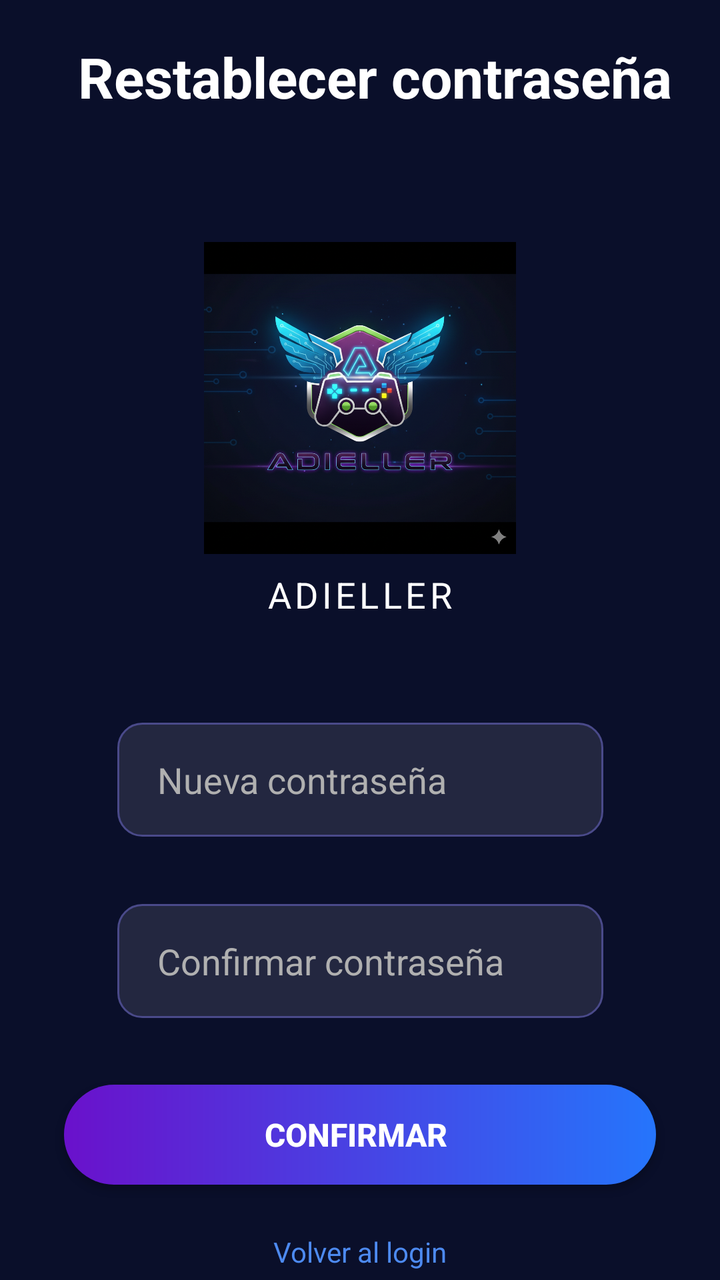
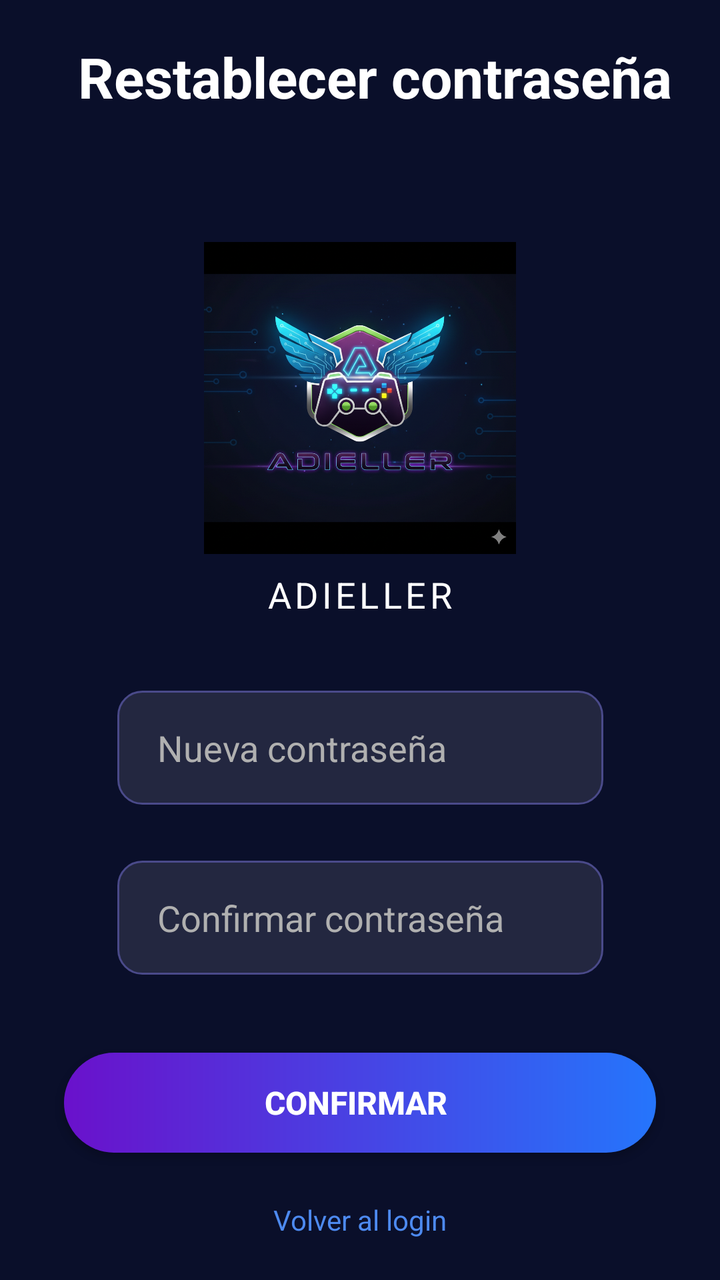

Compare the two renders of this Android layout. The source of the first and the diff that turns it into the second are given below.
<!-- AndroidManifest.xml: application theme Theme.Practica1 -->
<!-- res/layout/reset_psswd.xml -->
<androidx.constraintlayout.widget.ConstraintLayout xmlns:android="http://schemas.android.com/apk/res/android"
    xmlns:app="http://schemas.android.com/apk/res-auto"
    xmlns:tools="http://schemas.android.com/tools"
    android:id="@+id/resetpsw"
    android:layout_width="match_parent"
    android:layout_height="match_parent"
    android:background="@color/colorPrimaryDark"
    tools:context=".view.ResetPsswd">

    <TextView
        android:id="@+id/textViewTitle"
        android:layout_width="wrap_content"
        android:layout_height="wrap_content"
        android:layout_marginBottom="64dp"
        android:text="Restablecer contraseña"
        android:textColor="@android:color/white"
        android:textSize="28sp"
        android:textStyle="bold"
        app:layout_constraintBottom_toTopOf="@+id/imageViewLogo"
        app:layout_constraintEnd_toEndOf="parent"
        app:layout_constraintHorizontal_bias="0.621"
        app:layout_constraintStart_toStartOf="parent" />

    <ImageView
        android:id="@+id/imageViewLogo"
        android:layout_width="198dp"
        android:layout_height="156dp"
        android:src="@drawable/logo_adiel"
        app:layout_constraintBottom_toBottomOf="parent"
        app:layout_constraintEnd_toEndOf="parent"
        app:layout_constraintStart_toStartOf="parent"
        app:layout_constraintTop_toTopOf="parent"
        app:layout_constraintVertical_bias="0.25" />

    <TextView
        android:id="@+id/textViewBrand"
        android:layout_width="wrap_content"
        android:layout_height="wrap_content"
        android:layout_marginTop="8dp"
        android:letterSpacing="0.1"
        android:text="ADIELLER"
        android:textColor="@android:color/white"
        android:textSize="18sp"
        app:layout_constraintEnd_toEndOf="parent"
        app:layout_constraintStart_toStartOf="parent"
        app:layout_constraintTop_toBottomOf="@id/imageViewLogo" />


    <EditText
        android:id="@+id/newpsw"
        android:layout_width="243dp"
        android:layout_height="57dp"
        android:layout_marginTop="52dp"
        android:background="@drawable/edit_text_background"
        android:hint="Nueva contraseña"
        android:inputType="textPassword"
        android:padding="12dp"
        android:paddingStart="20dp"
        android:paddingEnd="20dp"
        android:textColor="@android:color/white"
        android:textColorHint="@color/textColorSecondary"
        app:layout_constraintEnd_toEndOf="parent"
        app:layout_constraintStart_toStartOf="parent"
        app:layout_constraintTop_toBottomOf="@+id/textViewBrand" />

    <EditText
        android:id="@+id/newpswcon"
        android:layout_width="243dp"
        android:layout_height="57dp"
        android:background="@drawable/edit_text_background"
        android:hint="Confirmar contraseña"
        android:inputType="textPassword"
        android:padding="12dp"
        android:paddingStart="20dp"
        android:paddingEnd="20dp"
        android:textColor="@android:color/white"
        android:textColorHint="@color/textColorSecondary"
        app:layout_constraintBottom_toTopOf="@+id/buttonValidateEmail"
        app:layout_constraintEnd_toEndOf="parent"
        app:layout_constraintStart_toStartOf="parent"
        app:layout_constraintTop_toBottomOf="@+id/newpsw" />

    <androidx.appcompat.widget.AppCompatButton
        android:id="@+id/buttonValidateEmail"
        android:layout_width="0dp"
        android:layout_height="50dp"
        android:layout_marginStart="32dp"
        android:layout_marginTop="124dp"
        android:layout_marginEnd="32dp"
        android:background="@drawable/button_gradient_background"
        android:text="Confirmar "
        android:textColor="@android:color/white"
        android:textSize="16sp"
        android:textStyle="bold"
        app:layout_constraintEnd_toEndOf="parent"
        app:layout_constraintHorizontal_bias="0.0"
        app:layout_constraintStart_toStartOf="parent"
        app:layout_constraintTop_toBottomOf="@id/newpsw" />

    <TextView
        android:id="@+id/textViewBackToLogin"
        android:layout_width="wrap_content"
        android:layout_height="wrap_content"
        android:layout_marginTop="24dp"
        android:text="Volver al login"
        android:textColor="@color/colorAccent"
        android:textSize="14sp"
        app:layout_constraintEnd_toEndOf="parent"
        app:layout_constraintStart_toStartOf="parent"
        app:layout_constraintTop_toBottomOf="@id/buttonValidateEmail" />

</androidx.constraintlayout.widget.ConstraintLayout>
<!-- resources referenced by this layout -->
<resources>
  <color name="colorAccent">#4D8AF0</color>
  <color name="colorPrimaryDark">#0A0F2A</color>
  <color name="textColorSecondary">#B0B0B0</color>
  <!-- drawable button_gradient_background (drawable) -->
  <shape xmlns:android="http://schemas.android.com/apk/res/android"
      android:shape="rectangle">
  
      <gradient
          android:angle="0"
          android:startColor="@color/buttonGradientStart"
          android:endColor="@color/buttonGradientEnd"
          android:type="linear" />
  
      <corners android:radius="30dp" />
  
  </shape>
  <!-- drawable edit_text_background (drawable) -->
  <shape xmlns:android="http://schemas.android.com/apk/res/android"
      android:shape="rectangle">
  
      <solid android:color="#1AFFFFFF" />
  
      <corners android:radius="12dp" />
  
      <stroke
          android:width="1dp"
          android:color="@color/editTextStrokeColor" />
  
  </shape>
  <!-- drawable logo_adiel: png bitmap (drawable, 868183 bytes) -->
  <style name="Theme.Practica1" parent="Base.Theme.Practica1" />
  <color name="buttonGradientStart">#6A11CB</color>
  <color name="buttonGradientEnd">#2575FC</color>
  <color name="editTextStrokeColor">#4A4A8A</color>
  <style name="Base.Theme.Practica1" parent="Theme.Material3.DayNight.NoActionBar">
          
          
      </style>
</resources>

<!-- the commit's change to res/layout/reset_psswd.xml (unified diff, before → after) -->
@@ -50,7 +50,7 @@
         android:id="@+id/newpsw"
         android:layout_width="243dp"
         android:layout_height="57dp"
-        android:layout_marginTop="52dp"
+        android:layout_marginTop="36dp"
         android:background="@drawable/edit_text_background"
         android:hint="Nueva contraseña"
         android:inputType="textPassword"
@@ -67,6 +67,7 @@
         android:id="@+id/newpswcon"
         android:layout_width="243dp"
         android:layout_height="57dp"
+        android:layout_marginTop="28dp"
         android:background="@drawable/edit_text_background"
         android:hint="Confirmar contraseña"
         android:inputType="textPassword"
@@ -75,13 +76,13 @@
         android:paddingEnd="20dp"
         android:textColor="@android:color/white"
         android:textColorHint="@color/textColorSecondary"
-        app:layout_constraintBottom_toTopOf="@+id/buttonValidateEmail"
+        app:layout_constraintBottom_toTopOf="@+id/buttonValidarRespuesta"
         app:layout_constraintEnd_toEndOf="parent"
         app:layout_constraintStart_toStartOf="parent"
         app:layout_constraintTop_toBottomOf="@+id/newpsw" />
 
     <androidx.appcompat.widget.AppCompatButton
-        android:id="@+id/buttonValidateEmail"
+        android:id="@+id/buttonConfirmarNuevaContra"
         android:layout_width="0dp"
         android:layout_height="50dp"
         android:layout_marginStart="32dp"
@@ -107,6 +108,6 @@
         android:textSize="14sp"
         app:layout_constraintEnd_toEndOf="parent"
         app:layout_constraintStart_toStartOf="parent"
-        app:layout_constraintTop_toBottomOf="@id/buttonValidateEmail" />
+        app:layout_constraintTop_toBottomOf="@id/buttonConfirmarNuevaContra" />
 
 </androidx.constraintlayout.widget.ConstraintLayout>
